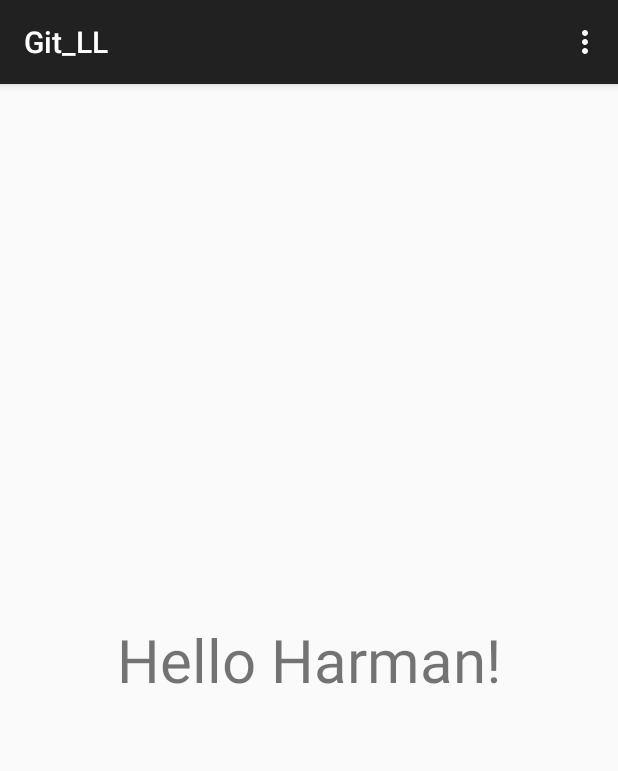
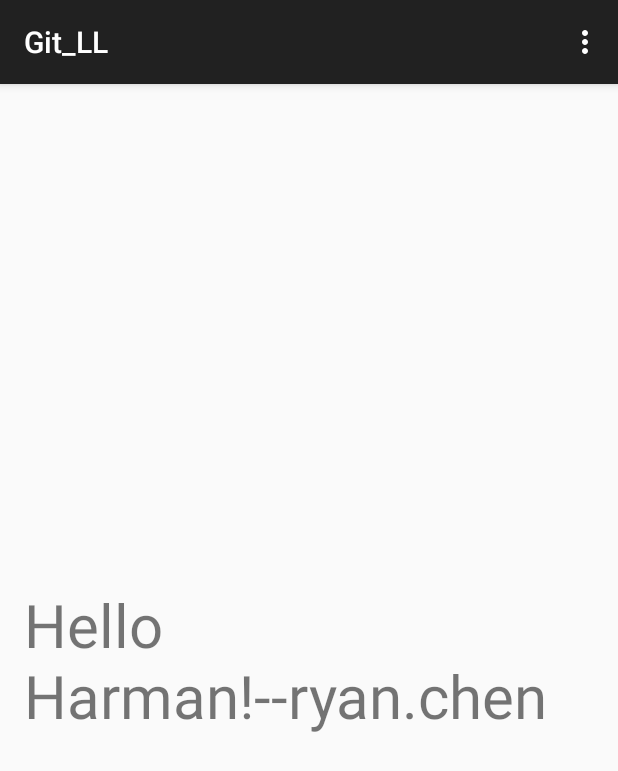
Before and after one commit to connected-mzhang/Git_LL, an Android app: the screen it shows after launch (MainActivity), on a phone screen of 412 x 824 dp. Shown: the top 771 px of the screen. Run offline under Robolectric (Android 15) with nearby library versions, the phone set to English and light mode, and no system bars.

Commit message:
holle ryan.chen

```diff
--- a/Android/MyApplication/app/src/main/java/com/example/gitll/git_ll/MainActivity.java
+++ b/Android/MyApplication/app/src/main/java/com/example/gitll/git_ll/MainActivity.java
@@ -16,7 +16,7 @@ public class MainActivity extends ActionBarActivity {
         super.onCreate(savedInstanceState);
         setContentView(R.layout.activity_main);
         helloWorldText = (TextView) findViewById(R.id.hello_world_text);
-        helloWorldText.setText("Hello Harman!");
+        helloWorldText.setText("Hello Harman!--ryan.chen");
     }
 
 
```
